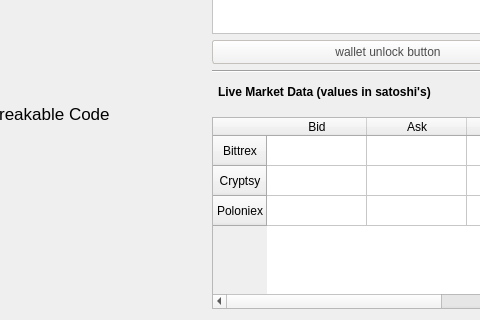
Above: src/qt/forms/overviewpage.ui from sherlockcoin/navajocoin before the change; both pictures show x 157 to 637 and y 228 to 548 of the 732 by 548 pixel window. Below: the same form after it.
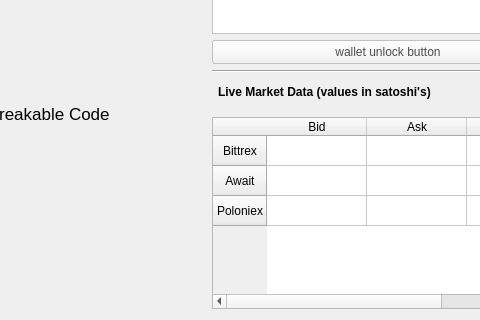
That is the form after the change. Icons and pictures are not drawn.

```diff
--- a/src/qt/forms/overviewpage.ui
+++ b/src/qt/forms/overviewpage.ui
@@ -568,7 +568,7 @@
            </row>
            <row>
             <property name="text">
-             <string>Cryptsy</string>
+             <string>Await</string>
             </property>
             <property name="textAlignment">
              <set>AlignHCenter|AlignVCenter|AlignCenter</set>
```
